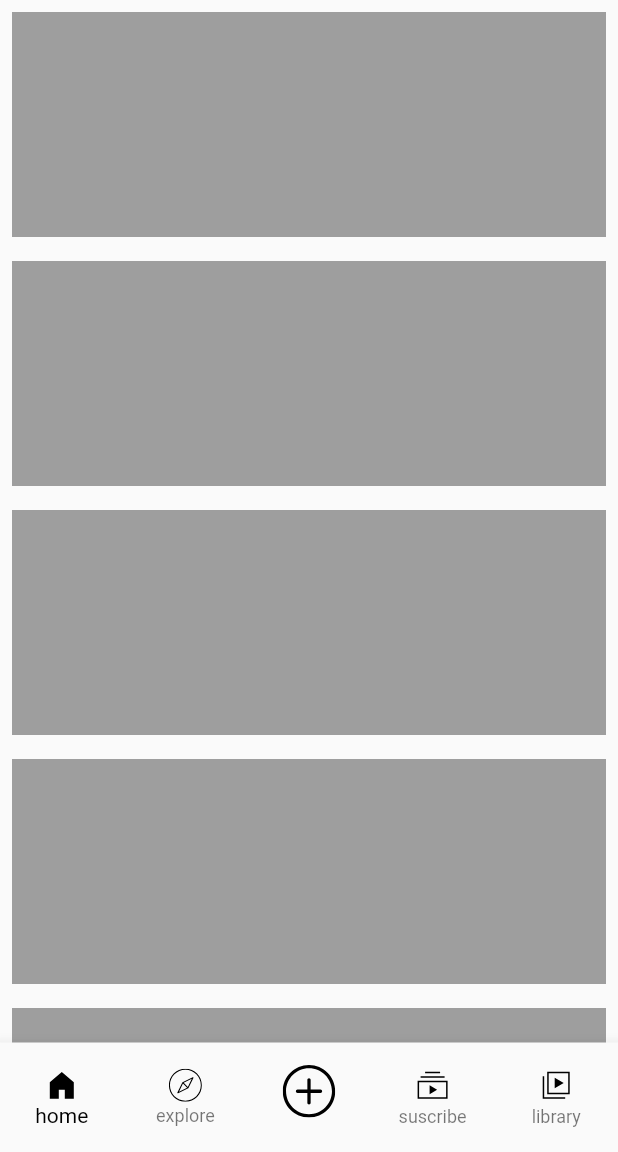
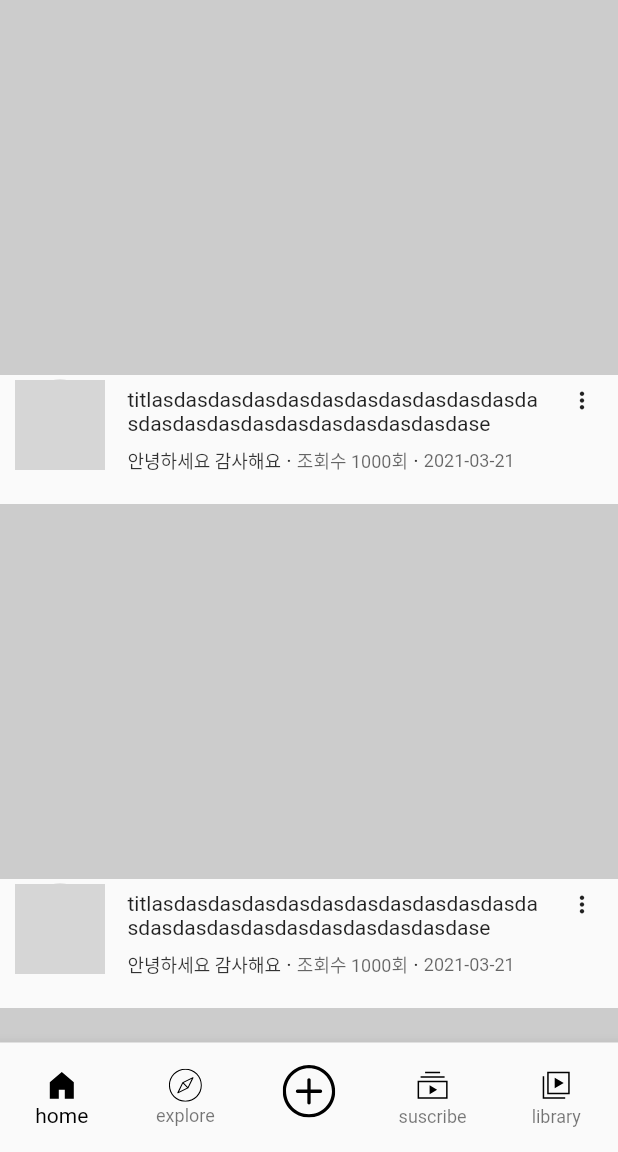
Before and after one commit to sidongmen/flutter_getx_youtube, a Flutter app: the screen it shows after launch, on a phone screen of 412 x 824 dp, the part 84-1236 px from its top. Run offline on Flutter 3.47's test engine with Material 2 defaults, Android fonts, the light colour scheme and no system bars; our stand-ins replace flutter_svg, get; network calls fail; grey boxes are pictures that could not be loaded.

Commit message:
added youtube detail page

```diff
--- a/lib/main.dart
+++ b/lib/main.dart
@@ -1,6 +1,7 @@
 import 'package:flutter/material.dart';
 import 'package:flutter_getx_youtube/src/app.dart';
 import 'package:flutter_getx_youtube/src/binding/init_binding.dart';
+import 'package:flutter_getx_youtube/src/pages/youtubeDetail.dart';
 import 'package:get/get.dart';
 
 void main() {
@@ -21,7 +22,10 @@ class MyApp extends StatelessWidget {
           visualDensity: VisualDensity.adaptivePlatformDensity),
       initialBinding: InitBinding(),
       initialRoute: "/",
-      getPages: [GetPage(name: "/", page: () => App())],
+      getPages: [
+        GetPage(name: "/", page: () => App()),
+        GetPage(name: "/detail/:videoId", page: () => YoutubeDetail())
+      ],
     );
   }
 }
--- /dev/null
+++ b/lib/src/components/video_widget.dart
@@ -0,0 +1,82 @@
+import 'package:flutter/material.dart';
+
+class VideoWidget extends StatelessWidget {
+  const VideoWidget({Key key}) : super(key: key);
+
+  Widget _thumbnail() {
+    return Container(
+      height: 250,
+      color: Colors.grey.withOpacity(0.5),
+    );
+  }
+
+  Widget _simpleDetailInfo() {
+    return Container(
+      padding: const EdgeInsets.only(left: 10, bottom: 20),
+      child: Row(
+        children: [
+          CircleAvatar(
+            radius: 30,
+            backgroundColor: Colors.grey.withOpacity(0.5),
+            backgroundImage: Image.network(
+                    "https://post-phinf.pstatic.net/MjAxOTEyMDRfOSAg/MDAxNTc1NDI1MTg2MDE2.b1S1g-yhSiy6hxFJOoMsO7-PlMTc2iWAdznJ2xZwTxQg.3kTCo5pOPX6G3wtYR1AAYeGetDTkOXO2xTCM0SU4bNcg.JPEG/253-%EC%95%84%EC%9D%B4%EC%9C%A04.jpg?type=w1200")
+                .image,
+          ),
+          SizedBox(
+            width: 15,
+          ),
+          Expanded(
+              child: Column(
+            children: [
+              Row(
+                mainAxisAlignment: MainAxisAlignment.spaceBetween,
+                children: [
+                  Expanded(
+                    child: Text(
+                      "titlasdasdasdasdasdasdasdasdasdasdasdasdasdasdasdasdasdasdasdasdasdase",
+                      maxLines: 2,
+                    ),
+                  ),
+                  IconButton(
+                      alignment: Alignment.topCenter,
+                      icon: Icon(Icons.more_vert, size: 18),
+                      onPressed: () {})
+                ],
+              ),
+              Row(
+                children: [
+                  Text(
+                    "안녕하세요 감사해요",
+                    style: TextStyle(
+                        fontSize: 12, color: Colors.black.withOpacity(0.8)),
+                  ),
+                  Text(" · "),
+                  Text(
+                    "조회수 1000회",
+                    style: TextStyle(
+                        fontSize: 12, color: Colors.black.withOpacity(0.6)),
+                  ),
+                  Text(" · "),
+                  Text(
+                    "2021-03-21",
+                    style: TextStyle(
+                        fontSize: 12, color: Colors.black.withOpacity(0.6)),
+                  ),
+                ],
+              )
+            ],
+          ))
+        ],
+      ),
+    );
+  }
+
+  @override
+  Widget build(BuildContext context) {
+    return Container(
+      child: Column(
+        children: [_thumbnail(), _simpleDetailInfo()],
+      ),
+    );
+  }
+}
--- a/lib/src/pages/home.dart
+++ b/lib/src/pages/home.dart
@@ -1,5 +1,7 @@
 import 'package:flutter/material.dart';
 import 'package:flutter_getx_youtube/src/components/custom_appbar.dart';
+import 'package:flutter_getx_youtube/src/components/video_widget.dart';
+import 'package:get/get.dart';
 
 class Home extends StatelessWidget {
   const Home({Key key}) : super(key: key);
@@ -11,12 +13,11 @@ class Home extends StatelessWidget {
         SliverAppBar(title: CustomAppBar(), floating: true, snap: true),
         SliverList(
             delegate: SliverChildBuilderDelegate((context, index) {
-          return Padding(
-            padding: const EdgeInsets.all(8.0),
-            child: Container(
-              height: 150,
-              color: Colors.grey,
-            ),
+          return GestureDetector(
+            onTap: () {
+              Get.toNamed("/detail/1232");
+            },
+            child: VideoWidget(),
           );
         }, childCount: 10))
       ],
--- /dev/null
+++ b/lib/src/pages/youtubeDetail.dart
@@ -0,0 +1,15 @@
+import 'package:flutter/material.dart';
+import 'package:get/get.dart';
+
+class YoutubeDetail extends StatelessWidget {
+  const YoutubeDetail({Key key}) : super(key: key);
+
+  @override
+  Widget build(BuildContext context) {
+    return Container(
+      child: Center(
+        child: Text(Get.parameters["videoId"]),
+      ),
+    );
+  }
+}
```
